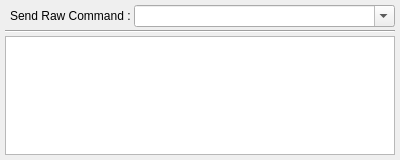
Old version of the form v2/branches/dev/plugins/base/MessageBox/src/ui/UIOutput.ui in the repository testmana2/mks.
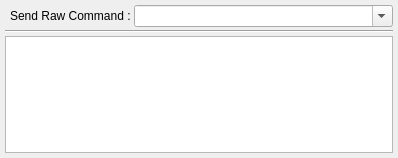
New version of the form. Icons and pictures are not drawn. Custom widgets are drawn as their Qt base class.

```diff
--- a/v2/branches/dev/plugins/base/MessageBox/src/ui/UIOutput.ui
+++ b/v2/branches/dev/plugins/base/MessageBox/src/ui/UIOutput.ui
@@ -6,8 +6,8 @@
    <rect>
     <x>0</x>
     <y>0</y>
-    <width>400</width>
-    <height>160</height>
+    <width>398</width>
+    <height>158</height>
    </rect>
   </property>
   <property name="windowIcon">
```
Left out of the diff: 4 changed lines with no effect on the pictures.
